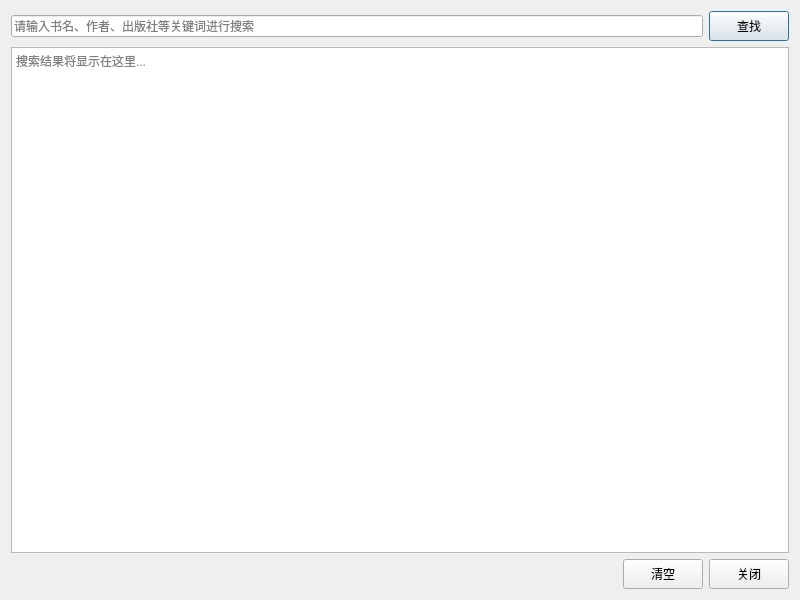
Old version of the form UI_file/SearchWindow.ui in the repository heloFNfms/Learning_pyqt6.
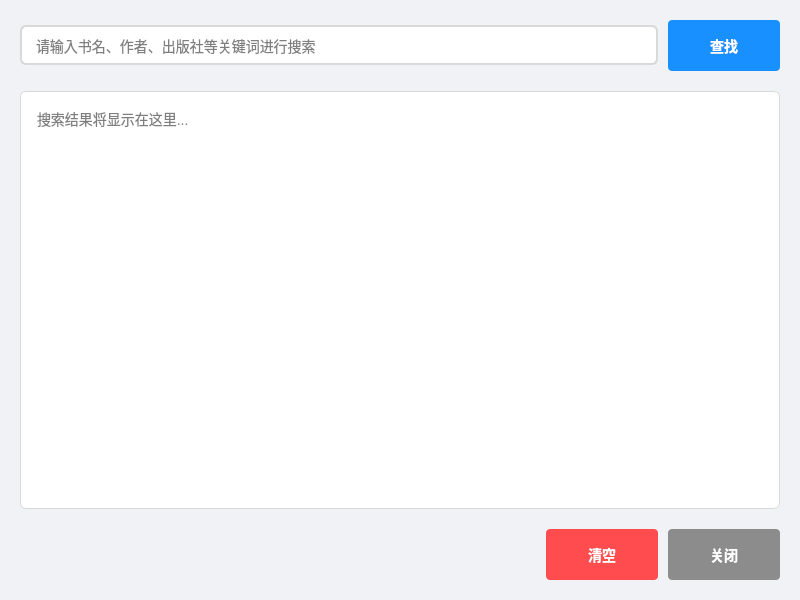
New version of the form. Icons and pictures are not drawn.

```diff
--- a/UI_file/SearchWindow.ui
+++ b/UI_file/SearchWindow.ui
@@ -10,14 +10,146 @@
     <height>600</height>
    </rect>
   </property>
+  <property name="minimumSize">
+   <size>
+    <width>600</width>
+    <height>400</height>
+   </size>
+  </property>
   <property name="windowTitle">
    <string>查找书籍</string>
   </property>
+  <property name="styleSheet">
+   <string notr="true">QDialog {
+    background-color: #f0f2f5;
+}
+
+QLineEdit {
+    padding: 8px 12px;
+    border: 2px solid #d9d9d9;
+    border-radius: 6px;
+    background-color: white;
+    font-size: 14px;
+    min-height: 20px;
+}
+
+QLineEdit:focus {
+    border-color: #40a9ff;
+    outline: none;
+}
+
+QLineEdit:hover {
+    border-color: #40a9ff;
+}
+
+QTextEdit {
+    padding: 12px;
+    border: 1px solid #d9d9d9;
+    border-radius: 6px;
+    background-color: white;
+    font-size: 14px;
+    line-height: 1.5;
+}
+
+QTextEdit:focus {
+    border-color: #40a9ff;
+    outline: none;
+}
+
+QScrollBar:vertical {
+    border: none;
+    background: #f0f0f0;
+    width: 10px;
+    border-radius: 5px;
+}
+
+QScrollBar::handle:vertical {
+    background: #d9d9d9;
+    border-radius: 5px;
+}
+
+QScrollBar::handle:vertical:hover {
+    background: #bfbfbf;
+}
+
+QPushButton {
+    padding: 8px 16px;
+    font-size: 14px;
+    font-weight: bold;
+    border: none;
+    border-radius: 4px;
+    min-width: 80px;
+    min-height: 35px;
+}
+
+QPushButton#searchButton {
+    background-color: #1890ff;
+    color: white;
+}
+
+QPushButton#searchButton:hover {
+    background-color: #40a9ff;
+}
+
+QPushButton#searchButton:pressed {
+    background-color: #096dd9;
+}
+
+QPushButton#clearButton {
+    background-color: #ff4d4f;
+    color: white;
+}
+
+QPushButton#clearButton:hover {
+    background-color: #ff7875;
+}
+
+QPushButton#clearButton:pressed {
+    background-color: #d9363e;
+}
+
+QPushButton#closeButton {
+    background-color: #8c8c8c;
+    color: white;
+}
+
+QPushButton#closeButton:hover {
+    background-color: #a6a6a6;
+}
+
+QPushButton#closeButton:pressed {
+    background-color: #595959;
+}</string>
+  </property>
   <layout class="QVBoxLayout" name="verticalLayout_2">
+   <property name="spacing">
+    <number>20</number>
+   </property>
+   <property name="leftMargin">
+    <number>20</number>
+   </property>
+   <property name="topMargin">
+    <number>20</number>
+   </property>
+   <property name="rightMargin">
+    <number>20</number>
+   </property>
+   <property name="bottomMargin">
+    <number>20</number>
+   </property>
    <item>
     <layout class="QHBoxLayout" name="searchLayout">
+     <property name="spacing">
+      <number>10</number>
+     </property>
      <item>
       <widget class="QLineEdit" name="searchLineEdit">
+       <property name="minimumSize">
+        <size>
+         <width>0</width>
+         <height>40</height>
+        </size>
+       </property>
        <property name="placeholderText">
         <string>请输入书名、作者、出版社等关键词进行搜索</string>
        </property>
@@ -28,11 +160,9 @@
        <property name="text">
         <string>查找</string>
        </property>
-       <property name="minimumSize">
-        <size>
-         <width>80</width>
-         <height>30</height>
-        </size>
+       <property name="icon">
+        <iconset>
+         <normaloff>icons/search.png</normaloff>icons/search.png</iconset>
        </property>
       </widget>
      </item>
@@ -50,6 +180,9 @@
    </item>
    <item>
     <layout class="QHBoxLayout" name="buttonLayout">
+     <property name="spacing">
+      <number>10</number>
+     </property>
      <item>
       <spacer name="horizontalSpacer">
        <property name="orientation">
@@ -68,11 +201,9 @@
        <property name="text">
         <string>清空</string>
        </property>
-       <property name="minimumSize">
-        <size>
-         <width>80</width>
-         <height>30</height>
-        </size>
+       <property name="icon">
+        <iconset>
+         <normaloff>icons/clear.png</normaloff>icons/clear.png</iconset>
        </property>
       </widget>
      </item>
@@ -81,11 +212,9 @@
        <property name="text">
         <string>关闭</string>
        </property>
-       <property name="minimumSize">
-        <size>
-         <width>80</width>
-         <height>30</height>
-        </size>
+       <property name="icon">
+        <iconset>
+         <normaloff>icons/close.png</normaloff>icons/close.png</iconset>
        </property>
       </widget>
      </item>
```
